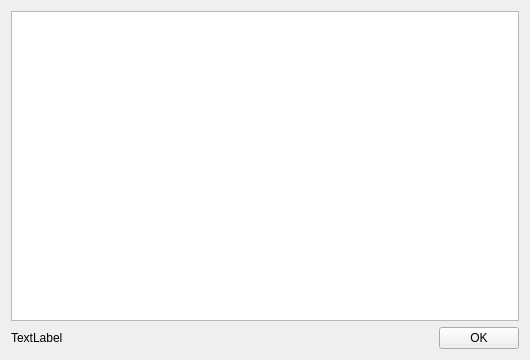
Qt form about.ui (cskarby/hled) before a commit.
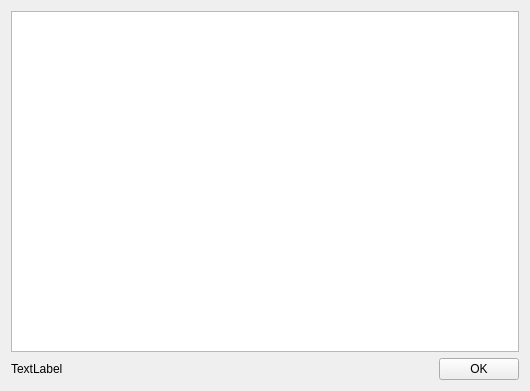
The same form after that commit. Icons and pictures are not drawn.

Diff of the .ui file:
```diff
--- a/about.ui
+++ b/about.ui
@@ -7,7 +7,7 @@
     <x>0</x>
     <y>0</y>
     <width>530</width>
-    <height>360</height>
+    <height>391</height>
    </rect>
   </property>
   <property name="acceptDrops">
```
Left out of the diff: 6 changed lines with no effect on the pictures.
